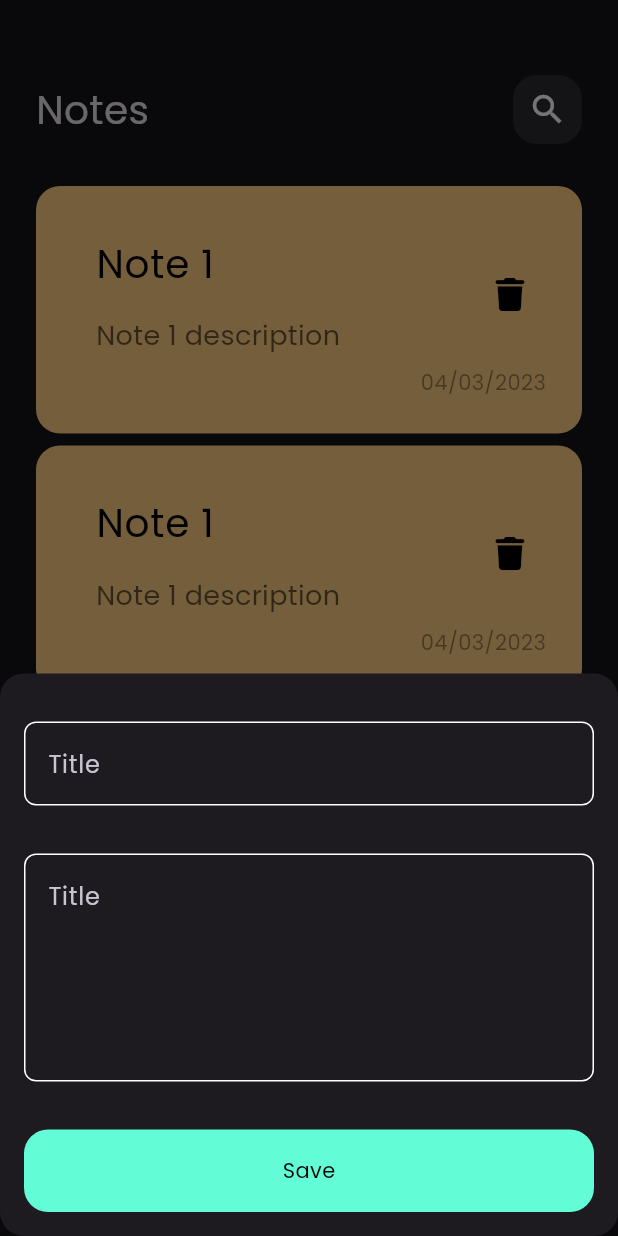
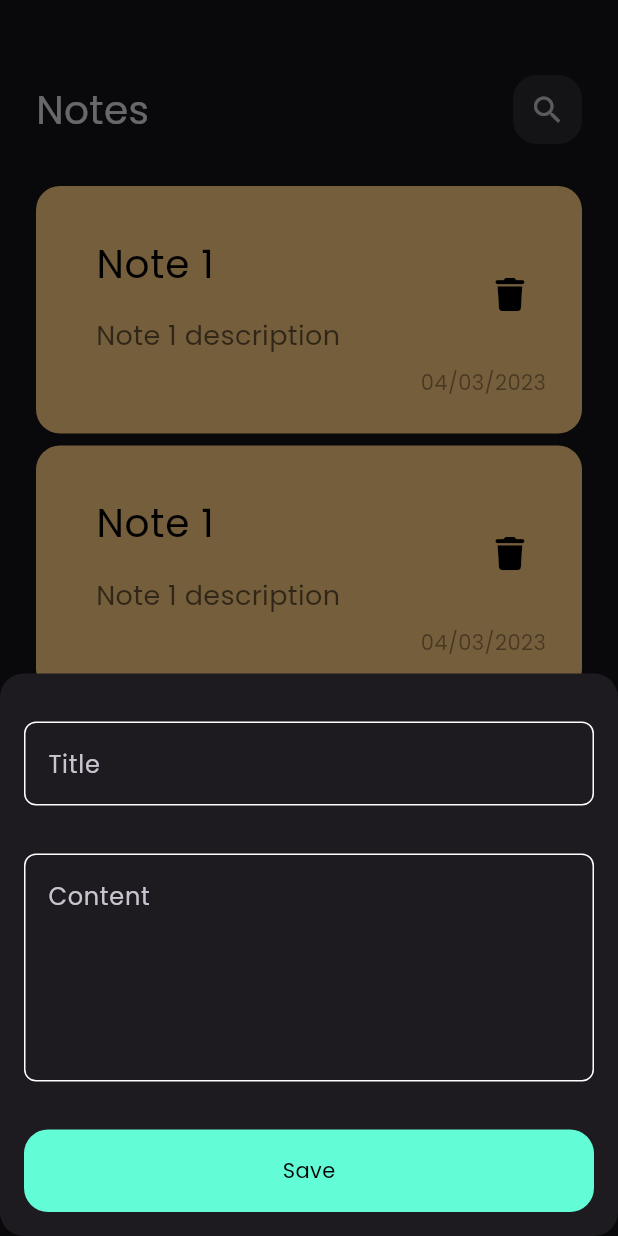
Before and after one commit to badrozo/notes_app, a Flutter app: the screen it shows after launch, after a tap on the "add" icon, on a phone screen of 412 x 824 dp. Run offline on Flutter 3.47's test engine with Material 3 defaults, Android fonts, the phone set to English and light mode, and no system bars; our stand-ins replace font_awesome_flutter.

Commit message:
adding custom text feild to the views

```diff
--- a/lib/widgets/add_note_bottom_sheet.dart
+++ b/lib/widgets/add_note_bottom_sheet.dart
@@ -16,12 +16,14 @@ class AddNoteBottomSheet extends StatelessWidget {
               height: 32,
             ),
             CustomTextFeild(
+              hint: 'Title',
               maxLines: 1,
             ),
             SizedBox(
               height: 32,
             ),
             CustomTextFeild(
+              hint: 'Content',
               maxLines: 5,
             ),
             SizedBox(
--- a/lib/widgets/custom_app_bar.dart
+++ b/lib/widgets/custom_app_bar.dart
@@ -1,19 +1,24 @@
 import 'package:flutter/material.dart';
-import 'package:notes_app/widgets/search_bar.dart';
+import 'package:notes_app/widgets/custom_icon.dart';
 
 class CustomAppBar extends StatelessWidget {
-  const CustomAppBar({Key? key}) : super(key: key);
+  const CustomAppBar({Key? key, required this.icon, required this.title})
+      : super(key: key);
+  final IconData icon;
+  final String title;
 
   @override
   Widget build(BuildContext context) {
     return Row(
       children: [
         Text(
-          'Notes',
+          title,
           style: TextStyle(fontSize: 26),
         ),
         Spacer(),
-        SearchView(),
+        CustomIcon(
+          icon: icon,
+        ),
       ],
     );
   }
--- a/lib/widgets/search_bar.dart
+++ b/lib/widgets/custom_icon.dart
@@ -1,7 +1,8 @@
 import 'package:flutter/material.dart';
 
-class SearchView extends StatelessWidget {
-  const SearchView({Key? key}) : super(key: key);
+class CustomIcon extends StatelessWidget {
+  const CustomIcon({Key? key, required this.icon}) : super(key: key);
+  final IconData icon;
 
   @override
   Widget build(BuildContext context) {
@@ -13,9 +14,9 @@ class SearchView extends StatelessWidget {
         borderRadius: BorderRadius.circular(16),
       ),
       child: Center(
-        child: Icon(
-          Icons.search,
-          size: 26,
+        child: IconButton(
+          onPressed: () {},
+          icon: Icon(icon),
         ),
       ),
     );
--- a/lib/widgets/custom_text_feild.dart
+++ b/lib/widgets/custom_text_feild.dart
@@ -2,8 +2,10 @@ import 'package:flutter/material.dart';
 import 'package:notes_app/widgets/constants.dart';
 
 class CustomTextFeild extends StatelessWidget {
-  const CustomTextFeild({super.key, required this.maxLines});
+  const CustomTextFeild(
+      {super.key, required this.maxLines, required this.hint});
   final int maxLines;
+  final String hint;
 
   @override
   Widget build(BuildContext context) {
@@ -11,7 +13,7 @@ class CustomTextFeild extends StatelessWidget {
         maxLines: maxLines,
         cursorColor: KprimaryColor,
         decoration: InputDecoration(
-          hintText: 'Title',
+          hintText: hint,
           border: BuildBorder(),
           enabledBorder: BuildBorder(),
           focusedBorder: BuildBorder(KprimaryColor),
--- a/lib/widgets/notes_view.dart
+++ b/lib/widgets/notes_view.dart
@@ -6,8 +6,6 @@ class NotesView extends StatelessWidget {
 
   @override
   Widget build(BuildContext context) {
-    return Scaffold(
-      body: CustomAppBar(),
-    );
+    return Scaffold();
   }
 }
--- a/lib/widgets/notes_view_body.dart
+++ b/lib/widgets/notes_view_body.dart
@@ -12,7 +12,10 @@ class NotesViewBody extends StatelessWidget {
       child: Column(
         children: [
           SizedBox(height: 50),
-          CustomAppBar(),
+          CustomAppBar(
+            title: 'Notes',
+            icon: Icons.search,
+          ),
           Expanded(child: NotesListView()),
         ],
       ),
```
Also changed, not shown: lib/widgets/edit_note_view_body.dart (+25 -2 lines).
